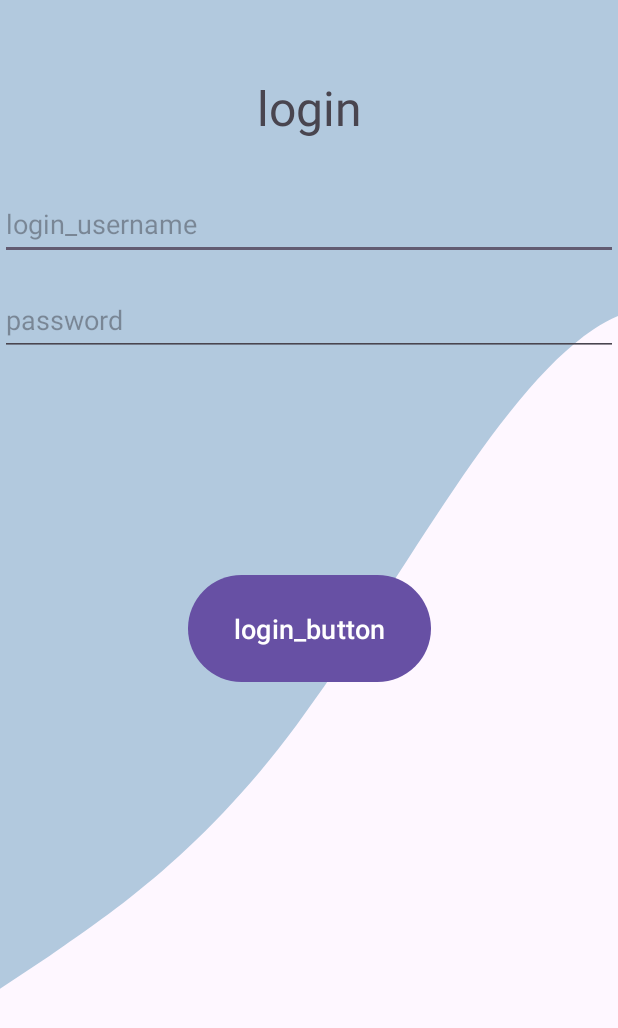
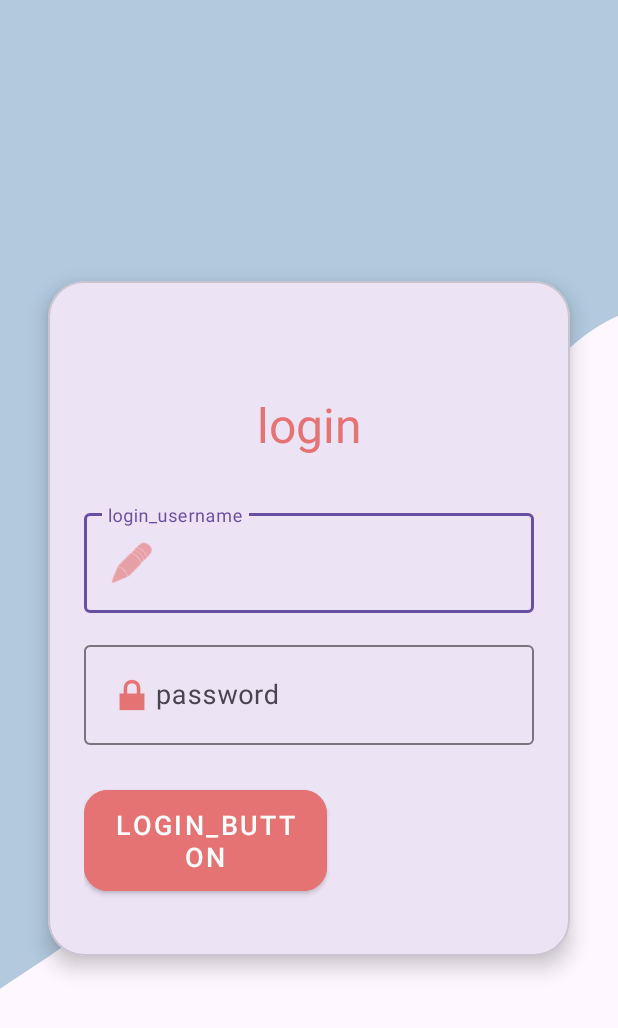
Before and after one commit to Arthur-Vogel/LeQuizzyBaguette, an Android app: the LoginActivity screen opened directly, with no data from a screen before it, on a phone screen of 412 x 824 dp. Shown: the top 1028 px of the screen. Run offline under Robolectric (Android 15) with nearby library versions, the light colour scheme and no system bars; our stand-ins replace Room's generated code.

Commit message:
Upgraded the xml views for login ( this is kinda the Views issue )

```diff
--- a/app/src/main/res/layout/activity_login.xml
+++ b/app/src/main/res/layout/activity_login.xml
@@ -13,58 +13,87 @@
         android:layout_height="match_parent"
         android:background="@drawable/wave" />
 
+    <com.google.android.material.card.MaterialCardView
+        android:id="@+id/cardContainer"
+        android:layout_width="0dp"
+        android:layout_height="450dp"
+        android:layout_margin="32dp"
+        app:cardCornerRadius="24dp"
+        app:cardElevation="8dp"
+        app:layout_constraintTop_toTopOf="parent"
+        app:layout_constraintBottom_toBottomOf="parent"
+        app:layout_constraintStart_toStartOf="parent"
+        app:layout_constraintEnd_toEndOf="parent"
+        android:layout_alignParentTop="true">
+
+        <LinearLayout
+            android:layout_width="match_parent"
+            android:layout_height="wrap_content"
+            android:orientation="vertical"
+            android:padding="24dp">
+
             <TextView
                 android:id="@+id/titleLoginTextView"
-        android:layout_width="0dp"
+                android:layout_width="300dp"
                 android:layout_height="wrap_content"
                 android:layout_marginTop="50dp"
                 android:gravity="center"
                 android:text="@string/login"
                 android:textSize="32sp"
+                android:textColor="#E57373"
                 app:layout_constraintEnd_toEndOf="parent"
                 app:layout_constraintStart_toStartOf="parent"
-        app:layout_constraintTop_toTopOf="parent"/>
+                app:layout_constraintTop_toTopOf="parent" />
 
-    <EditText
+            <com.google.android.material.textfield.TextInputLayout
+                android:layout_width="match_parent"
+                android:layout_height="wrap_content"
+                android:hint="@string/login_username"
+                android:layout_marginTop="32dp">
+
+                <com.google.android.material.textfield.TextInputEditText
                     android:id="@+id/usernameInput"
                     android:layout_width="match_parent"
-        android:layout_height="48dp"
-        android:layout_marginTop="32dp"
-        android:autofillHints=""
-        android:hint="@string/login_username"
+                    android:layout_height="wrap_content"
                     android:inputType="text"
                     android:textSize="18sp"
-        app:layout_constraintEnd_toEndOf="parent"
-        app:layout_constraintStart_toStartOf="parent"
-        app:layout_constraintTop_toBottomOf="@id/titleLoginTextView"/>
+                    android:textColor="#212121"
+                    android:backgroundTint="#FFEBEE"
+                    android:drawableStart="@android:drawable/ic_menu_edit"
+                    android:drawableTint="#E57373" />
+            </com.google.android.material.textfield.TextInputLayout>
 
-    <EditText
+            <com.google.android.material.textfield.TextInputLayout
+                android:layout_width="match_parent"
+                android:layout_height="wrap_content"
+                android:hint="@string/password"
+                android:layout_marginTop="16dp">
+
+                <com.google.android.material.textfield.TextInputEditText
                     android:id="@+id/passwordInput"
                     android:layout_width="match_parent"
-        android:layout_height="48dp"
-        android:layout_marginTop="16dp"
-        android:autofillHints=""
-        android:hint="@string/password"
+                    android:layout_height="wrap_content"
                     android:inputType="textPassword"
                     android:textSize="18sp"
-        app:layout_constraintEnd_toEndOf="parent"
-        app:layout_constraintStart_toStartOf="parent"
-        app:layout_constraintTop_toBottomOf="@id/usernameInput"/>
+                    android:textColor="#212121"
+                    android:backgroundTint="#FFEBEE"
+                    android:drawableStart="@android:drawable/ic_lock_lock"
+                    android:drawableTint="#E57373" />
+            </com.google.android.material.textfield.TextInputLayout>
 
-    <Button
-
+            <com.google.android.material.button.MaterialButton
                 android:id="@+id/loginButton"
                 android:layout_width="162dp"
                 android:layout_height="79dp"
-        android:layout_marginTop="309dp"
+                android:layout_marginTop="24dp"
                 android:gravity="center"
                 android:text="@string/login_button"
                 android:textSize="18sp"
-        app:layout_constraintBottom_toBottomOf="parent"
-        app:layout_constraintEnd_toEndOf="parent"
-        app:layout_constraintStart_toStartOf="parent"
-        app:layout_constraintTop_toTopOf="@+id/relativeLayout2"
-        app:layout_constraintVertical_bias="0.161"
-        />
+                android:textColor="#FFFFFF"
+                android:backgroundTint="#E57373"
+                app:cornerRadius="16dp"
+                style="@style/Widget.MaterialComponents.Button" />
+        </LinearLayout>
+    </com.google.android.material.card.MaterialCardView>
 
 </androidx.constraintlayout.widget.ConstraintLayout>
--- a/app/src/main/res/layout/activity_sign_up.xml
+++ b/app/src/main/res/layout/activity_sign_up.xml
@@ -11,7 +11,7 @@
     <!-- Card-style container -->
     <com.google.android.material.card.MaterialCardView
         android:id="@+id/cardContainer"
-        android:layout_width="370dp"
+        android:layout_width="380dp"
         android:layout_height="wrap_content"
         android:layout_margin="32dp"
         app:cardCornerRadius="24dp"
```
Lines whose indentation alone changed are shown as unchanged.
